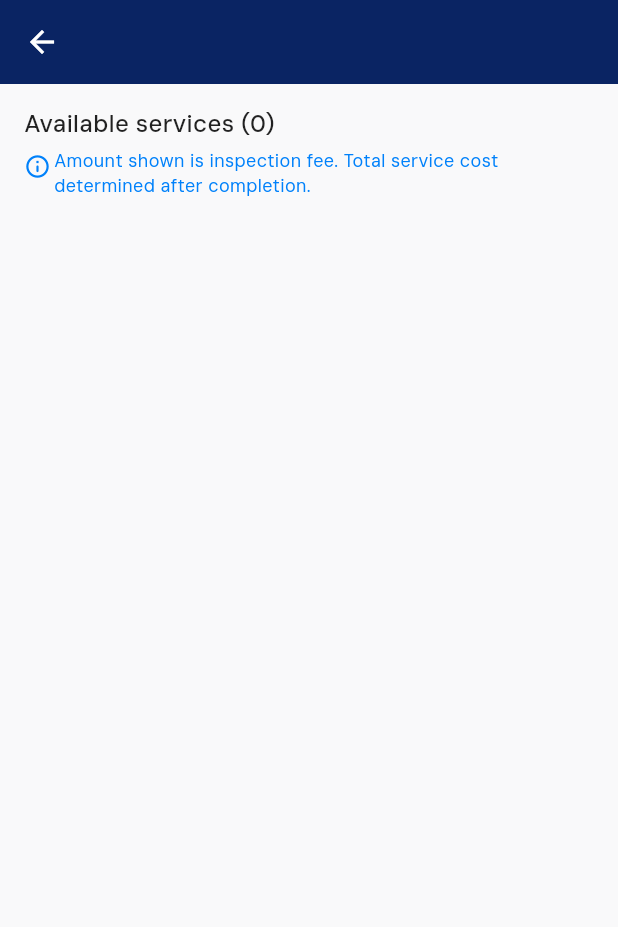
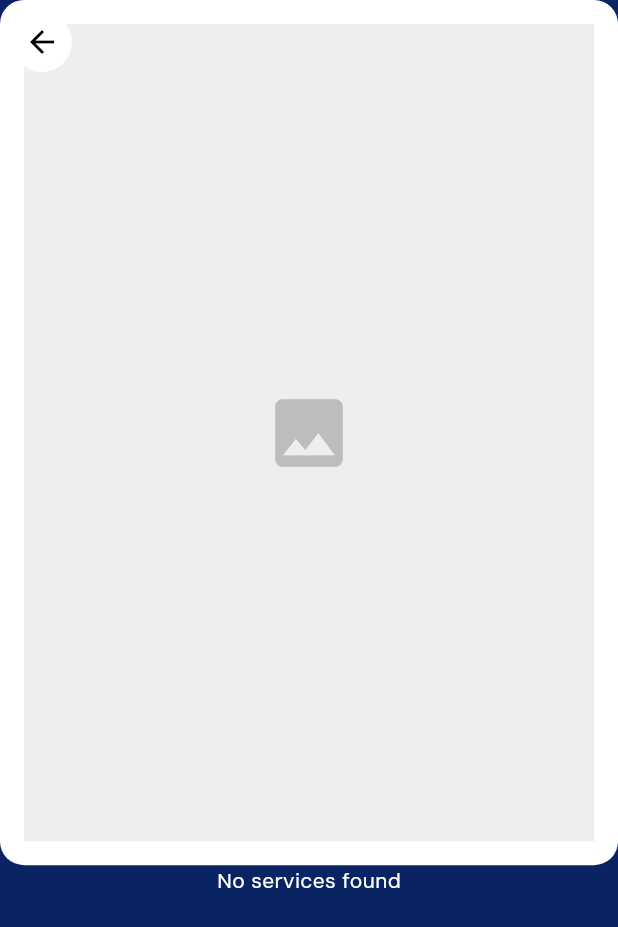
Before and after one commit to Han5uk3/abo_glumbo_bkk, a Flutter app: the CategoryDetail screen opened directly, on a phone screen of 412 x 824 dp. Shown: the top 927 px of the screen. Run offline on Flutter 3.47's test engine with Material 3 defaults, Android fonts, the phone set to English and light mode, and no system bars; our stand-ins replace bloc, cached_network_image, carousel_slider, cloud_firestore, dio, dotted_border and 23 more; missing offline and left inert: flutter_polyline_points, pay; accounts and stored records are empty; statements that could not run were skipped.

Commit message:
updated warranty expiry and many changes

```diff
--- a/lib/common_widgets/service_booking_tile.dart
+++ b/lib/common_widgets/service_booking_tile.dart
@@ -490,6 +490,7 @@ class ServiceBookingTile extends StatelessWidget {
       mainAxisSize: MainAxisSize.min,
       children: [
         Icon(Icons.access_time, size: 10, color: AppColors.secondary),
+        SizedBox(width: 4),
         Text(
           text,
           style: TextStyle(color: AppColors.secondary, fontSize: 10.5),
@@ -584,8 +585,8 @@ class ServiceBookingTile extends StatelessWidget {
       case "E":
         return _buildWarrantyBadge(
           label: AppLocalizations.of(context)?.expired ?? '',
-          color: Colors.red,
-          textColor: Colors.red,
+          color: Colors.grey,
+          textColor: Colors.grey,
           borderOnly: true,
         );
       case "R":
--- a/lib/pages/accounts/account.dart
+++ b/lib/pages/accounts/account.dart
@@ -300,6 +300,7 @@ class _AccountPageState extends State<AccountPage> with WidgetsBindingObserver {
 
   Widget _buildAuthSection() {
     return AccountListTile(
+      trailing: Icon(Icons.logout, size: 20),
       title: _isGuest
           ? (AppLocalizations.of(context)?.signUp ?? '')
           : (AppLocalizations.of(context)?.logout ?? ''),
--- a/lib/pages/categories/category_detail.dart
+++ b/lib/pages/categories/category_detail.dart
@@ -1,15 +1,17 @@
-import 'package:abo_glumbo_bbk/common_widgets/service_tile.dart';
+import 'package:abo_glumbo_bbk/common_widgets/loader.dart';
 import 'package:abo_glumbo_bbk/helpers/collections.dart';
 import 'package:abo_glumbo_bbk/helpers/hive_helper.dart';
 import 'package:abo_glumbo_bbk/l10n/app_localizations.dart';
 import 'package:abo_glumbo_bbk/models/categories.dart';
 import 'package:abo_glumbo_bbk/models/service.dart';
 import 'package:abo_glumbo_bbk/pages/accounts/bloc/account_bloc.dart';
-
+import 'package:abo_glumbo_bbk/sheets/book_service.dart';
+import 'package:abo_glumbo_bbk/sheets/sign_up_alert.dart';
 import 'package:abo_glumbo_bbk/styles/app_color.dart';
+import 'package:abo_glumbo_bbk/utils/dm_sans_font.dart';
+import 'package:cached_network_image/cached_network_image.dart';
 import 'package:flutter/material.dart';
 import 'package:flutter_bloc/flutter_bloc.dart';
-import 'package:abo_glumbo_bbk/utils/dm_sans_font.dart';
 
 class CategoryDetail extends StatefulWidget {
   final CategoryModel? category;
@@ -21,10 +23,6 @@ class CategoryDetail extends StatefulWidget {
 
 class _CategoryDetailState extends State<CategoryDetail> {
   List<ServiceModel> allServices = [];
-  List<ServiceModel> filteredServices = [];
-
-  String? updatingServiceId;
-  String searchQuery = '';
   bool isLoading = true;
 
   @override
@@ -55,20 +53,17 @@ class _CategoryDetailState extends State<CategoryDetail> {
           .where('isActive', isEqualTo: true)
           .get();
 
-      debugPrint(snapshot.docs.length.toString());
-
       final services = snapshot.docs.map((e) {
         return ServiceModel.fromQueryDocumentSnapshot(e);
       }).toList();
 
       setState(() {
         allServices = services;
-        filteredServices = services;
         isLoading = false;
       });
     } catch (e) {
+      if (mounted) {
         setState(() => isLoading = false);
-      if (mounted) {
         ScaffoldMessenger.of(context).showSnackBar(
           SnackBar(
             content: Text(
@@ -83,202 +78,173 @@ class _CategoryDetailState extends State<CategoryDetail> {
 
   @override
   Widget build(BuildContext context) {
-    final safePadding = MediaQuery.of(context).padding;
-    return BlocListener<AccountBloc, AccountState>(
-      listener: (context, state) {
-        if (state is FavoriteServiceError) {
-          ScaffoldMessenger.of(context).showSnackBar(
-            SnackBar(
-              content: Text('Error updating favorite: ${state.error}'),
-              backgroundColor: Colors.red,
-            ),
+    if (isLoading) {
+      return Scaffold(
+        backgroundColor: AppColors.primary,
+        body: Center(child: Loader(color: Colors.white)),
       );
     }
-        if (state is FavoriteServiceUpdating) {
-          setState(() {
-            updatingServiceId = state.serviceId;
-          });
-        }
-        if (state is CustomerDataLoaded) {
-          setState(() {
-            updatingServiceId = null;
-          });
-        }
-      },
-      child: BlocBuilder<AccountBloc, AccountState>(
-        builder: (context, state) {
+
+    final service = allServices.isNotEmpty ? allServices.first : null;
+    final imageUrl = service?.image ?? widget.category?.icon ?? '';
+
+    // Header height (70% of screen height)
+    final headerHeight = MediaQuery.of(context).size.height * 0.70;
+
     return Scaffold(
-            body: CustomScrollView(
-              slivers: [
-                SliverAppBar(
-                  title: Text(
-                    widget.category?.nameLocalized(
+      backgroundColor: AppColors.primary,
+      extendBodyBehindAppBar: true,
+      appBar: AppBar(
+        centerTitle: true,
+        backgroundColor: Colors.transparent,
+        elevation: 0,
+        leading: Container(
+          margin: const EdgeInsets.all(8),
+          decoration: const BoxDecoration(
+            color: Colors.white,
+            shape: BoxShape.circle,
+          ),
+          child: IconButton(
+            icon: const Icon(Icons.arrow_back, color: Colors.black),
+            onPressed: () => Navigator.of(context).pop(),
+          ),
+        ),
+      ),
+
+      body: SingleChildScrollView(
+        padding: EdgeInsets.zero,
+        child: Column(
+          children: [
+            // --- HEADER SECTION ---
+            Container(
+              decoration: BoxDecoration(
+                borderRadius: BorderRadius.all(Radius.circular(16)),
+                color: Colors.white,
+              ),
+              height: headerHeight,
+              width: double.infinity,
+              // The White Frame
+              // PADDING: Creates the white border
+              padding: const EdgeInsets.all(16),
+
+              child:
+                  (imageUrl.isNotEmpty &&
+                      Uri.tryParse(imageUrl) != null &&
+                      Uri.tryParse(imageUrl)!.hasAbsolutePath)
+                  ? CachedNetworkImage(
+                      imageUrl: imageUrl,
+                      fit: BoxFit.cover,
+                      placeholder: (context, url) =>
+                          Center(child: Loader(color: AppColors.primary)),
+                      errorWidget: (context, url, error) => const Center(
+                        child: Icon(Icons.error, color: Colors.grey),
+                      ),
+                    )
+                  : Container(
+                      color: Colors.grey[200],
+                      child: Icon(
+                        Icons.image,
+                        size: 60,
+                        color: Colors.grey[400],
+                      ),
+                    ),
+            ),
+
+            // --- CONTENT SECTION ---
+            Padding(
+              padding: const EdgeInsets.symmetric(
+                horizontal: 24.0,
+                vertical: 0,
+              ),
+              child: Column(
+                children: [
+                  if (service != null) ...[
+                    const SizedBox(height: 30),
+                    Text(
+                      service.nameLocalized(
                             languageCode:
                                 AppLocalizations.of(context)?.localeName ?? '',
                           ) ??
                           '',
+                      textAlign: TextAlign.center,
+                      style: DMSansFont.textStyle(
+                        color: Colors.white,
+                        fontSize: 22,
+                        fontWeight: FontWeight.bold,
                       ),
-                  pinned: true,
-                  primary: true,
-                  centerTitle: true,
-                  // bottom: PreferredSize(
-                  //   preferredSize: const Size.fromHeight(55),
-                  //   child: Padding(
-                  //     padding: const EdgeInsets.all(16.0).copyWith(top: 0),
-                  //     child: Row(
-                  //       children: [
-                  //         Expanded(
-                  //           child: SearchBar(
-                  //             hintText:
-                  //                 AppLocalizations.of(context)?.searchHere ??
-                  //                 '',
-                  //             onChanged: _filterServices,
-                  //             leading: const Icon(
-                  //               Icons.search,
-                  //               color: Colors.black45,
-                  //             ),
-                  //           ),
-                  //         ),
-                  //       ],
-                  //     ),
-                  //   ),
-                  // ),
                     ),
-                if (isLoading)
-                  const SliverToBoxAdapter(child: LinearProgressIndicator()),
-                SliverToBoxAdapter(
-                  child: Padding(
-                    padding: const EdgeInsets.only(
-                      bottom: 11,
-                      top: 15,
-                      left: 16,
-                      right: 16,
+                    const SizedBox(height: 15),
+                    Text(
+                      service.descriptionLocalized(
+                            languageCode:
+                                AppLocalizations.of(context)?.localeName ?? '',
+                          ) ??
+                          '',
+                      textAlign: TextAlign.center,
+                      style: DMSansFont.textStyle(
+                        color: Colors.white.withOpacity(0.9),
+                        fontSize: 14,
+                        height: 1.6,
                       ),
-                    child: Column(
-                      crossAxisAlignment: CrossAxisAlignment.start,
-                      mainAxisSize: MainAxisSize.min,
-                      children: [
-                        Row(
-                          children: [
+                    ),
+                    const SizedBox(height: 30),
+
                     Text(
-                              '${AppLocalizations.of(context)?.availableServices ?? ''} (${filteredServices.length})',
+                      "${AppLocalizations.of(context)?.inspectionFee ?? 'Inspection Fee'}: ${service.price} ${AppLocalizations.of(context)?.sar ?? 'SAR'}",
                       style: DMSansFont.textStyle(
-                                fontWeight: FontWeight.w500,
+                        color: Colors.white,
+                        fontSize: 18,
+                        fontWeight: FontWeight.bold,
+                      ),
+                    ),
+                    const SizedBox(height: 40),
+
+                    SizedBox(
+                      width: double.infinity,
+                      height: 56,
+                      child: ElevatedButton(
+                        onPressed: () {
+                          if (LocalStoreHelper.getGuestUser()) {
+                            SignUpAlertForGuestUsers().showSignUpAlert(context);
+                          } else {
+                            showBookServiceBottomSheet(
+                              context,
+                              service: service,
+                            );
+                          }
+                        },
+                        style: ElevatedButton.styleFrom(
+                          backgroundColor: Colors.white,
+                          foregroundColor: AppColors.primary,
+                          shape: const StadiumBorder(),
+                          elevation: 0,
+                        ),
+                        child: Text(
+                          AppLocalizations.of(context)?.requestService ??
+                              'Request Service',
+                          style: DMSansFont.textStyle(
                             fontSize: 16,
-                                color: Colors.black87,
+                            fontWeight: FontWeight.w600,
+                            color: AppColors.primary,
+                          ),
+                        ),
+                      ),
+                    ),
+                    const SizedBox(height: 50),
+                  ] else ...[
+                    Text(
+                      AppLocalizations.of(context)?.noServicesFound ??
+                          'No Service Available',
+                      style: DMSansFont.textStyle(color: Colors.white),
+                    ),
+                    const SizedBox(height: 30),
+                  ],
+                ],
               ),
             ),
           ],
         ),
-                        SizedBox(height: 4),
-                        Row(
-                          crossAxisAlignment: CrossAxisAlignment.start,
-                          mainAxisAlignment: MainAxisAlignment.start,
-                          children: [
-                            Column(
-                              children: [
-                                SizedBox(height: 4),
-                                Icon(
-                                  Icons.info_outline_rounded,
-                                  color: AppColors.secondary,
-                                  size: 18,
-                                ),
-                              ],
-                            ),
-                            const SizedBox(width: 2),
-                            Flexible(
-                              child: Text(
-                                AppLocalizations.of(context)!.costDisclaimer,
-                                style: DMSansFont.textStyle(
-                                  color: AppColors.secondary,
-                                  fontSize: 12,
-                                ),
-                              ),
-                            ),
-                          ],
-                        ),
-                      ],
-                    ),
-                  ),
-                ),
-                SliverList(
-                  delegate: SliverChildBuilderDelegate((context, index) {
-                    final service = filteredServices[index];
-
-                    return BlocBuilder<AccountBloc, AccountState>(
-                      buildWhen: (previous, current) {
-                        if (current is CustomerDataLoaded &&
-                            previous is CustomerDataLoaded) {
-                          final wasServiceFavorite = previous
-                              .customerData
-                              .favourites
-                              .contains(service.id);
-                          final isServiceFavorite = current
-                              .customerData
-                              .favourites
-                              .contains(service.id);
-
-                          return wasServiceFavorite != isServiceFavorite;
-                        }
-
-                        return current is CustomerDataLoaded &&
-                            previous is! CustomerDataLoaded;
-                      },
-                      builder: (context, accountState) {
-                        return ServiceTile(
-                          isfromHome: false,
-                          key: ValueKey('service_tile_${service.id}'),
-                          isGuestUser: LocalStoreHelper.getGuestUser(),
-                          service: service,
-                          // onFavPressed: () {
-                          //   if (LocalStoreHelper.getGuestUser()) {
-                          //     SignUpAlertForGuestUsers().showSignUpAlert(
-                          //       context,
-                          //     );
-                          //   } else {
-                          //     context.read<AccountBloc>().add(
-                          //       ToggleFavoriteService(service: service),
-                          //     );
-                          //   }
-                          // },
-                        );
-                      },
-                    );
-                  }, childCount: filteredServices.length),
-                ),
-                SliverToBoxAdapter(child: SizedBox(height: safePadding.bottom)),
-              ],
-            ),
-          );
-        },
       ),
     );
   }
-
-  // void _filterServices(String query) {
-  //   setState(() {
-  //     searchQuery = query;
-  //     _applyFilters();
-  //   });
-  // }
-
-  // void _applyFilters() {
-  //   List<ServiceModel> filtered = allServices;
-  //   final isArabic = Directionality.of(context) == TextDirection.rtl;
-
-  //   if (searchQuery.isNotEmpty) {
-  //     filtered = filtered.where((service) {
-  //       final query = searchQuery.toLowerCase();
-  //       final serviceName = isArabic
-  //           ? service.name_ar?.toLowerCase() ?? ''
-  //           : service.name?.toLowerCase() ?? '';
-  //       final serviceDescription = service.description?.toLowerCase() ?? '';
-
-  //       return serviceName.contains(query) ||
-  //           serviceDescription.contains(query);
-  //     }).toList();
-  //   }
-
-  //   filteredServices = filtered;
-  // }
 }
--- a/lib/pages/home/main_home.dart
+++ b/lib/pages/home/main_home.dart
@@ -89,7 +89,7 @@ class _HomeState extends State<Home> {
       stream: AppServices.listenToCustomerData(widget.byPassedUid ?? uid),
       builder: (context, snapshot) {
         if (snapshot.connectionState == ConnectionState.waiting) {
-          Scaffold(
+          return Scaffold(
             body: Center(child: Loader(color: AppColors.primary)),
           );
         }
```
Also changed, not shown: lib/common_widgets/home_carousel.dart (+62 -2 lines), lib/common_widgets/live_tracking.dart (+3 -5 lines), lib/common_widgets/tracking_data.dart (+12 -0 lines), lib/pages/home/home_page.dart (+29 -24 lines), lib/pages/login/otp.dart (+12 -4 lines), lib/services/auth_services.dart (+14 -3 lines). Lines whose indentation alone changed are shown as unchanged.
